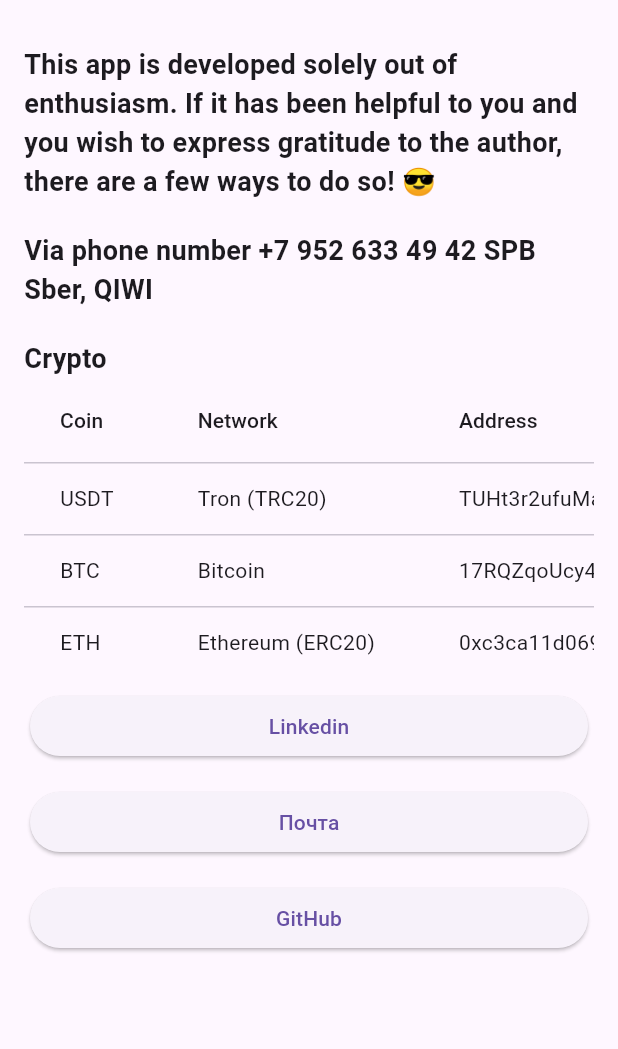
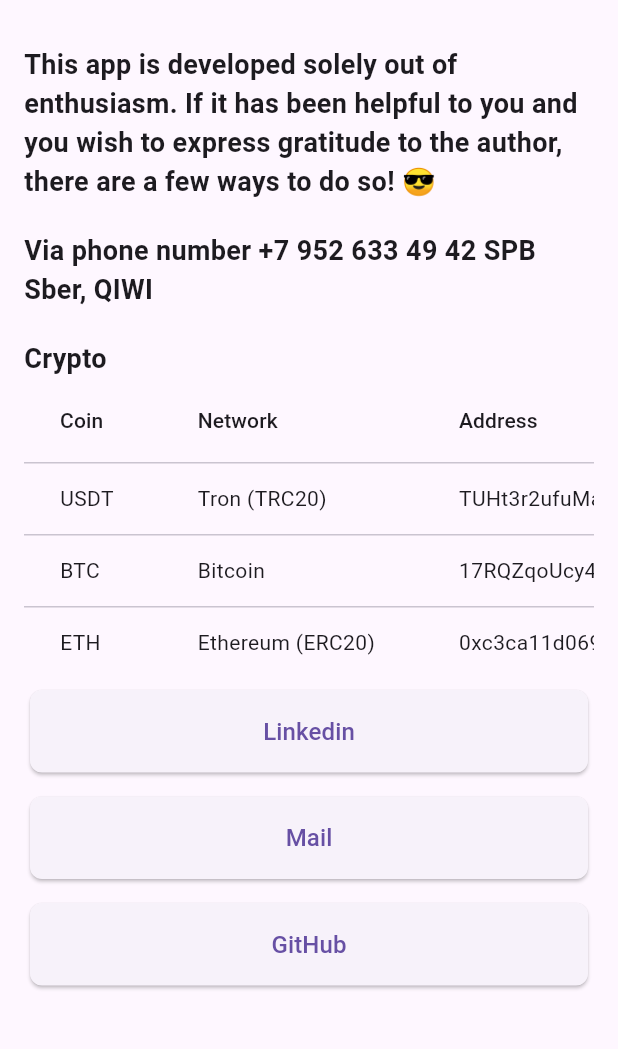
Before and after one commit to ialakey/srbguide, a Flutter app: the AuthorScreen screen opened directly, on a phone screen of 412 x 824 dp, the part 63-1112 px from its top. Run offline on Flutter 3.47's test engine with Material 3 defaults, Android fonts, the phone set to English and light mode, and no system bars; our stand-ins replace flutter_markdown, flutter_xlider, open_file, photo_view, quickalert, share and 2 more; missing offline and left inert: add_2_calendar, docx_template; accounts and stored records are empty.

Commit message:
add info

```diff
--- a/assets/data/tg_chats.json
+++ b/assets/data/tg_chats.json
@@ -918,5 +918,13 @@
     {
         "name": "Трансфер Нови Сад - аэропорт + выездные прогулки по достопримечательностям Сербии",
         "url": "https://t.me/transfer_ns"
+    },
+    {
+        "name": "Чат \"Контакт\" Нови Сад—Сербия: знакомства, встречи, прогулки, общение, бизнес",
+        "url": "https://t.me/kontaktnovisad"
+    },
+    {
+        "name": "Визаран и Трансфер Нови-Сад",
+        "url": "https://t.me/visarun_NoviSad"
     }
 ]
--- a/lib/screens/author.dart
+++ b/lib/screens/author.dart
@@ -27,7 +27,7 @@ class AuthorScreen extends StatelessWidget {
 
   final Map<String, String> links = {
     'Linkedin': 'https://www.linkedin.com/in/ilya-alakov-14b979266',
-    'Почта': 'mailto:prosoulk2017@gmail.com',
+    'Mail': 'mailto:prosoulk2017@gmail.com',
     'GitHub': 'https://github.com/ialakey/srbguide',
     // 'Telegram с фильмами': 'https://t.me/kino_narezo4ka',
   };
@@ -40,14 +40,22 @@ class AuthorScreen extends StatelessWidget {
           onPressed: () {
             UrlLauncherHelper.launchURL(entry.value);
           },
-          child: SizedBox(
-            width: 150,
-            child: Center(child: Text(entry.key)),
+          style: ElevatedButton.styleFrom(
+            shape: RoundedRectangleBorder(
+              borderRadius: BorderRadius.circular(8.0),
+            ),
+            padding: EdgeInsets.symmetric(vertical: 16.0),
+            minimumSize: Size(150, 50),
+          ),
+          child: Text(
+            entry.key,
+            style: TextStyle(fontSize: 16.0),
           ),
         ),
       );
     }).toList();
   }
+
 
   @override
   Widget build(BuildContext context) {
```
